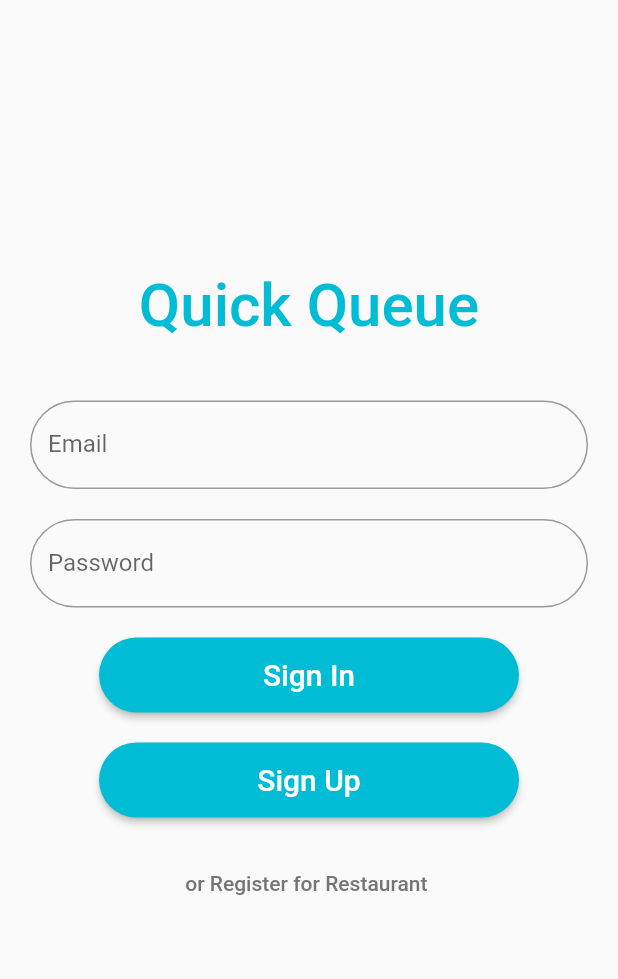
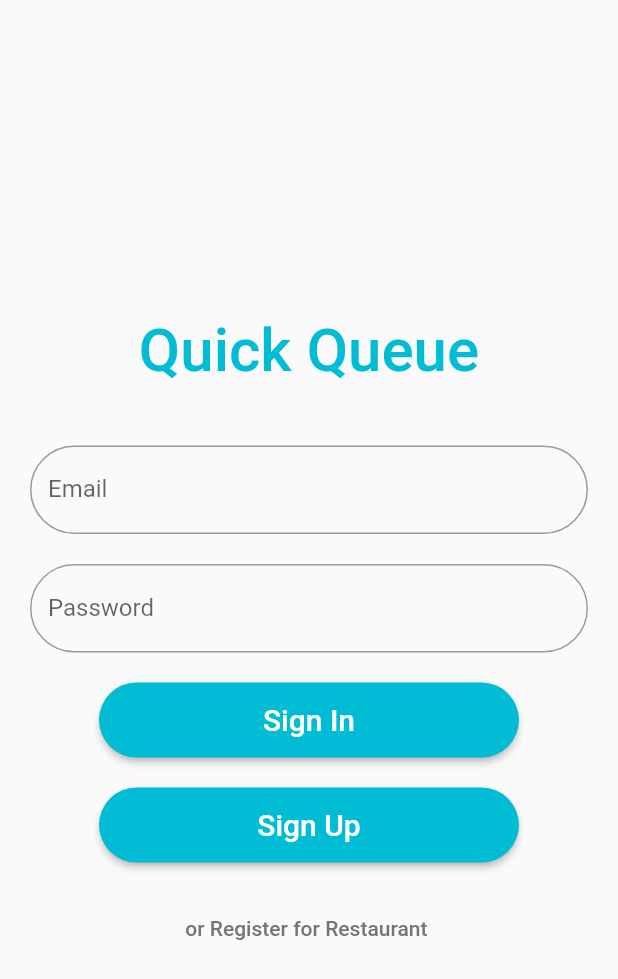
Before and after one commit to wrawisara/quickqueue, a Flutter app: the screen it shows after launch, on a phone screen of 412 x 824 dp. Shown: the top 979 px of the screen. Run offline on Flutter 3.47's test engine with Material 2 defaults, Android fonts, the phone set to English and light mode, and no system bars; our stand-ins replace cloud_firestore, dropdown_button2, email_validator, firebase_auth, firebase_core, firebase_database and 4 more; missing offline and left inert: cloud_firestore_platform_interface, dart:ffi, material_dialogs; accounts and stored records are empty; Roboto replaces fonts that are missing (Metropolis).

Commit message:
edit padding Login page

```diff
--- a/lib/pages/cusBookingPage.dart
+++ b/lib/pages/cusBookingPage.dart
@@ -160,6 +160,7 @@ class _CusBookingPageState extends State<CusBookingPage> {
                         child: const Text('Book',
                             style: TextStyle(fontSize: 20, color: Colors.white)),
                         onPressed: () {
+                          String numGuest = numberPerson.toString();
                           try {
                           if (currentUser != null && currentUser.uid != null) {
                             DateTime now = DateTime.now();
--- a/lib/pages/loginPage.dart
+++ b/lib/pages/loginPage.dart
@@ -31,7 +31,7 @@ class _LoginPageState extends State<LoginPage> {
         mainAxisAlignment: MainAxisAlignment.center,
         children: <Widget>[
           Container(
-              padding: const EdgeInsets.fromLTRB(20, 180, 20, 20),
+              padding: const EdgeInsets.fromLTRB(20, 210, 20, 20),
               child: Text(
                 "Quick Queue",
                 style: TextStyle(
--- a/lib/services/bookingServices.dart
+++ b/lib/services/bookingServices.dart
@@ -18,7 +18,7 @@ class BookingServices {
         String bookingQueue = doc.get('booking_queue');
         String cusId = doc.get('c_id');
         String resId = doc.get('r_id');
-        String guest = doc.get('guest');
+        int guest = doc.get('guest');
         String date = doc.get('date');
         String time = doc.get('time');
         String status = doc.get('status');
```
